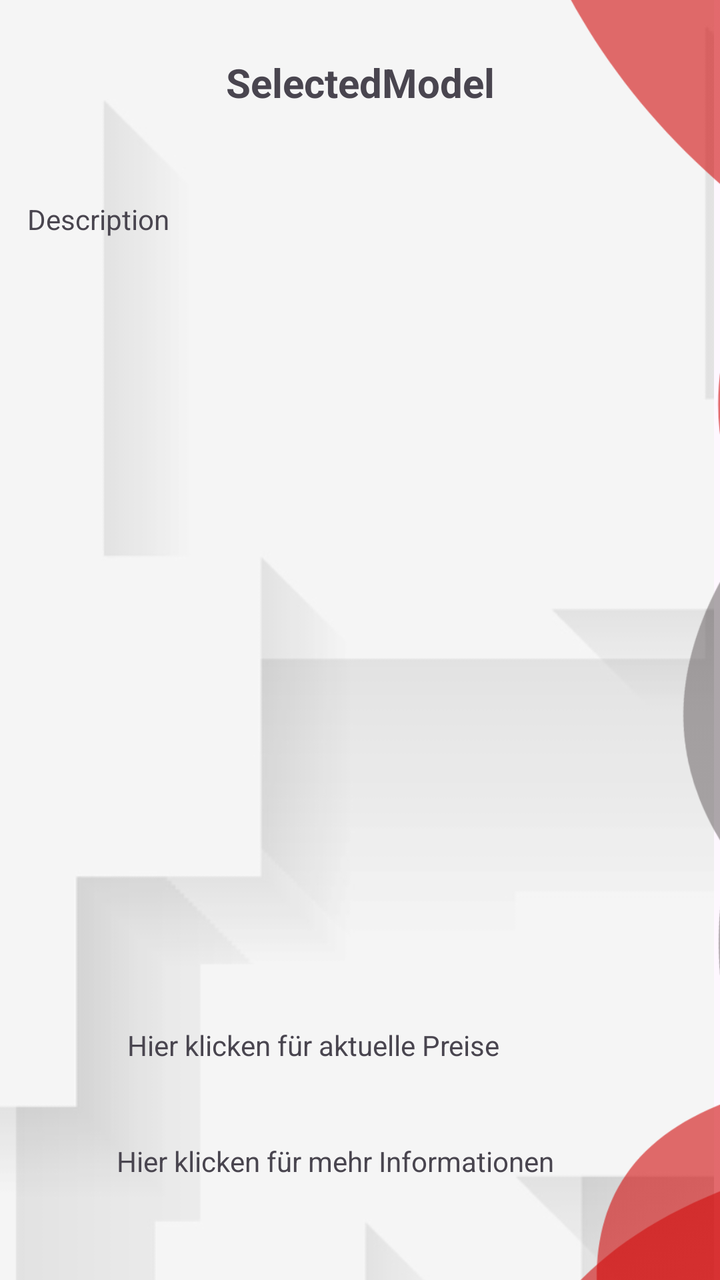
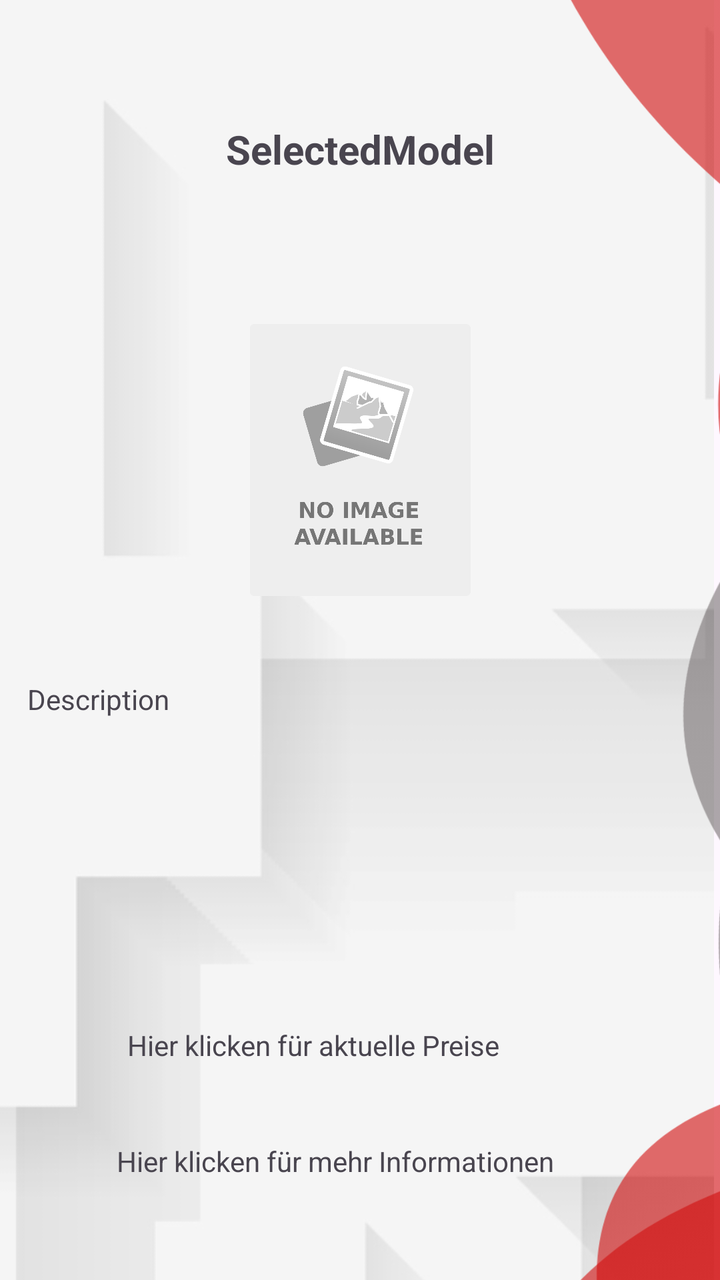

Before-and-after screenshots of an Android layout around one commit, followed by the original layout XML and the change that was made.
<!-- AndroidManifest.xml: application theme Theme.TrafficSceneAnalyser -->
<!-- res/layout/activity_model_info.xml -->
<?xml version="1.0" encoding="utf-8"?>
<androidx.constraintlayout.widget.ConstraintLayout xmlns:android="http://schemas.android.com/apk/res/android"
    xmlns:app="http://schemas.android.com/apk/res-auto"
    xmlns:tools="http://schemas.android.com/tools"
    android:id="@+id/main"
    android:layout_width="match_parent"
    android:layout_height="match_parent"
    tools:context=".analysisInfoPage">

    <ImageView
        android:id="@+id/backg"
        android:layout_width="904dp"
        android:layout_height="897dp"
        app:layout_constraintBottom_toBottomOf="parent"
        app:layout_constraintEnd_toEndOf="parent"
        app:layout_constraintHorizontal_bias="1.0"
        app:layout_constraintStart_toStartOf="parent"
        app:layout_constraintTop_toTopOf="parent"
        app:layout_constraintVertical_bias="0.12"
        app:srcCompat="@drawable/background" />

    

    <ImageView
        android:id="@+id/imageView5"
        android:layout_width="484dp"
        android:layout_height="773dp"
        app:layout_constraintBottom_toBottomOf="parent"
        app:layout_constraintEnd_toEndOf="parent"
        app:layout_constraintHorizontal_bias="0.506"
        app:layout_constraintStart_toStartOf="parent"
        app:layout_constraintTop_toTopOf="parent"
        app:srcCompat="@drawable/perfectlayout2" />

    <TextView
        android:id="@+id/modelInfoDescTextView"
        android:layout_width="333dp"
        android:layout_height="116dp"
        android:layout_marginTop="100dp"
        android:text="Description"
        app:layout_constraintEnd_toEndOf="parent"
        app:layout_constraintStart_toStartOf="parent"
        app:layout_constraintTop_toTopOf="parent" />

    <TextView
        android:id="@+id/modelInfoHeadlineTextview"
        android:layout_width="165dp"
        android:layout_height="45dp"
        android:text="SelectedModel"
        android:textAlignment="center"
        android:textSize="20sp"
        android:textStyle="bold"
        app:layout_constraintBottom_toTopOf="@+id/modelInfoDescTextView"
        app:layout_constraintEnd_toEndOf="parent"
        app:layout_constraintStart_toStartOf="parent"
        app:layout_constraintTop_toTopOf="parent" />

    <TextView
        android:id="@+id/modelInfoDevsTextView"
        android:layout_width="250dp"
        android:layout_height="53dp"
        android:layout_marginBottom="16dp"
        android:autoLink="web"
        android:text="@string/modelInfoDevs"
        app:layout_constraintBottom_toBottomOf="parent"
        app:layout_constraintEnd_toEndOf="parent"
        app:layout_constraintHorizontal_bias="0.531"
        app:layout_constraintStart_toStartOf="parent" />

    <TextView
        android:id="@+id/modelInfoCostsTextView"
        android:layout_width="233dp"
        android:layout_height="42dp"
        android:layout_marginBottom="16dp"
        android:text="@string/modelInfoCosts"
        app:layout_constraintBottom_toTopOf="@+id/modelInfoDevsTextView"
        app:layout_constraintEnd_toEndOf="parent"
        app:layout_constraintStart_toStartOf="parent" />



</androidx.constraintlayout.widget.ConstraintLayout>
<!-- resources referenced by this layout -->
<resources>
  <!-- drawable background: png bitmap (drawable-hdpi, 37305 bytes) -->
  <!-- drawable perfectlayout2: png bitmap (drawable-hdpi, 51025 bytes) -->
  <string name="modelInfoCosts"> Hier klicken für aktuelle Preise </string>
  <string name="modelInfoDevs"> Hier klicken für mehr Informationen </string>
  <style name="Theme.TrafficSceneAnalyser" parent="Base.Theme.TrafficSceneAnalyser" />
  <style name="Base.Theme.TrafficSceneAnalyser" parent="Theme.Material3.DayNight.NoActionBar">
          
          
      </style>
</resources>

<!-- the commit's change to res/layout/activity_model_info.xml (unified diff, before → after) -->
@@ -6,6 +6,8 @@
     android:layout_width="match_parent"
     android:layout_height="match_parent"
     tools:context=".analysisInfoPage">
+
+    
 
     <ImageView
         android:id="@+id/backg"
@@ -32,11 +34,13 @@
         app:layout_constraintTop_toTopOf="parent"
         app:srcCompat="@drawable/perfectlayout2" />
 
+    
+
     <TextView
         android:id="@+id/modelInfoDescTextView"
         android:layout_width="333dp"
         android:layout_height="116dp"
-        android:layout_marginTop="100dp"
+        android:layout_marginTop="340dp"
         android:text="Description"
         app:layout_constraintEnd_toEndOf="parent"
         app:layout_constraintStart_toStartOf="parent"
@@ -53,7 +57,8 @@
         app:layout_constraintBottom_toTopOf="@+id/modelInfoDescTextView"
         app:layout_constraintEnd_toEndOf="parent"
         app:layout_constraintStart_toStartOf="parent"
-        app:layout_constraintTop_toTopOf="parent" />
+        app:layout_constraintTop_toTopOf="parent"
+        app:layout_constraintVertical_bias="0.207" />
 
     <TextView
         android:id="@+id/modelInfoDevsTextView"
@@ -77,6 +82,19 @@
         app:layout_constraintEnd_toEndOf="parent"
         app:layout_constraintStart_toStartOf="parent" />
 
+    
+
+    <ImageView
+        android:id="@+id/modelInfoLogoImageView"
+        android:layout_width="271dp"
+        android:layout_height="136dp"
+        android:layout_marginTop="56dp"
+        app:layout_constraintBottom_toTopOf="@+id/modelInfoDescTextView"
+        app:layout_constraintEnd_toEndOf="parent"
+        app:layout_constraintStart_toStartOf="parent"
+        app:layout_constraintTop_toBottomOf="@+id/modelInfoHeadlineTextview"
+        app:layout_constraintVertical_bias="0.0"
+        app:srcCompat="@drawable/image_not_found" />
 
 
 </androidx.constraintlayout.widget.ConstraintLayout>
<!-- resource entries referenced after the edit -->
@@ -1,6 +1,7 @@
 <!-- resources referenced by this layout -->
 <resources>
   <!-- drawable background: png bitmap (drawable-hdpi, 37305 bytes) -->
+  <!-- drawable image_not_found: png bitmap (drawable, 38816 bytes) -->
   <!-- drawable perfectlayout2: png bitmap (drawable-hdpi, 51025 bytes) -->
   <string name="modelInfoCosts"> Hier klicken für aktuelle Preise </string>
   <string name="modelInfoDevs"> Hier klicken für mehr Informationen </string>
